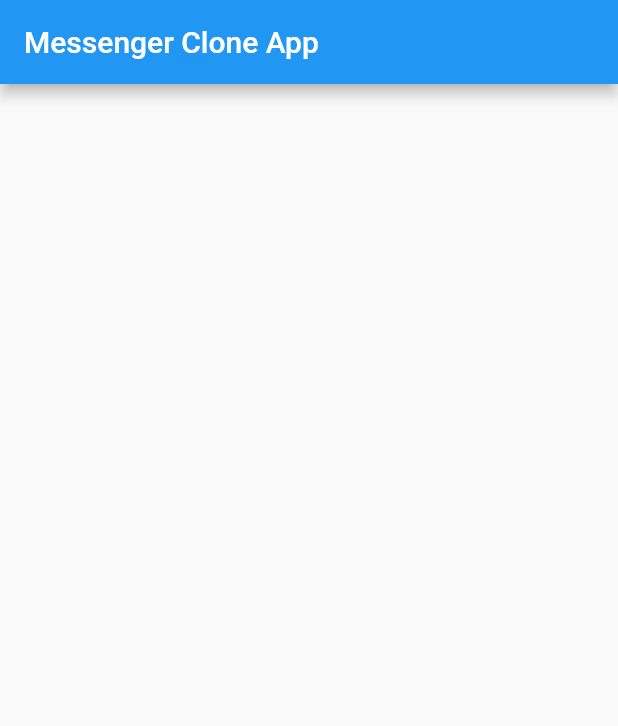
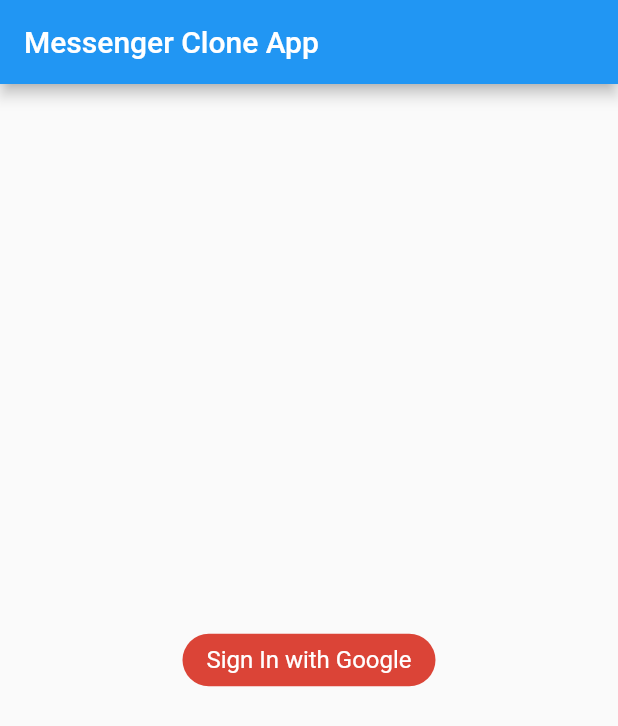
Before and after one commit to khjsla/chat_test, a Flutter app: the screen it shows after launch, on a phone screen of 412 x 824 dp. Shown: the top 726 px of the screen. Run offline on Flutter 3.47's test engine with Material 2 defaults, Android fonts, the phone set to English and light mode, and no system bars; our stand-ins replace cloud_firestore, firebase_auth, firebase_core, google_sign_in, shared_preferences; accounts and stored records are empty.

Commit message:
add all codes

```diff
--- a/lib/main.dart
+++ b/lib/main.dart
@@ -1,3 +1,5 @@
+import 'package:chat_test/services/auth.dart';
+import 'package:chat_test/views/home.dart';
 import 'package:chat_test/views/signin.dart';
 import 'package:firebase_core/firebase_core.dart';
 import 'package:flutter/material.dart';
@@ -20,7 +22,16 @@ class MyApp extends StatelessWidget {
         primarySwatch: Colors.blue,
         //visualDensity: VisualDensity.adaptivePlatformDensity,
       ),
-      home: SignIn(), //Change First Screen to Signin
+      home: FutureBuilder(
+        future: AuthMethods().getCurrentUser(),
+        builder: (context,AsyncSnapshot<dynamic> snapshot){
+          if(snapshot.hasData){
+            return Home();
+          }else{
+            return SignIn();
+          }
+        }
+      ), //Change First Screen to Signin
     );
   }
 }
--- a/lib/views/signin.dart
+++ b/lib/views/signin.dart
@@ -1,3 +1,4 @@
+import 'package:chat_test/services/auth.dart';
 import 'package:flutter/material.dart';
 
 //1. stf
@@ -12,9 +13,26 @@ class _SignInState extends State<SignIn> {
   @override
   Widget build(BuildContext context) {
     return Scaffold(
-      appBar: AppBar(
-        title: Text("Messenger Clone App"),
-      ),
-    );
+        appBar: AppBar(
+          title: Text("Messenger Clone App"),
+        ),
+        body: Center(
+          child: GestureDetector(
+            onTap: () {
+              AuthMethods().signInWithGoogle(context);
+            },
+            child: Container(
+              decoration: BoxDecoration(
+                borderRadius: BorderRadius.circular(24),
+                color: Color(0xffDB4437),
+              ),
+              padding: EdgeInsets.symmetric(horizontal: 16, vertical: 8),
+              child: Text(
+                "Sign In with Google",
+                style: TextStyle(fontSize: 16, color: Colors.white),
+              ),
+            ),
+          ),
+        ));
   }
 }
```
Also changed, not shown: lib/services/auth.dart (+30 -7 lines), lib/services/database.dart (+12 -0 lines), lib/views/home.dart (+20 -0 lines).
